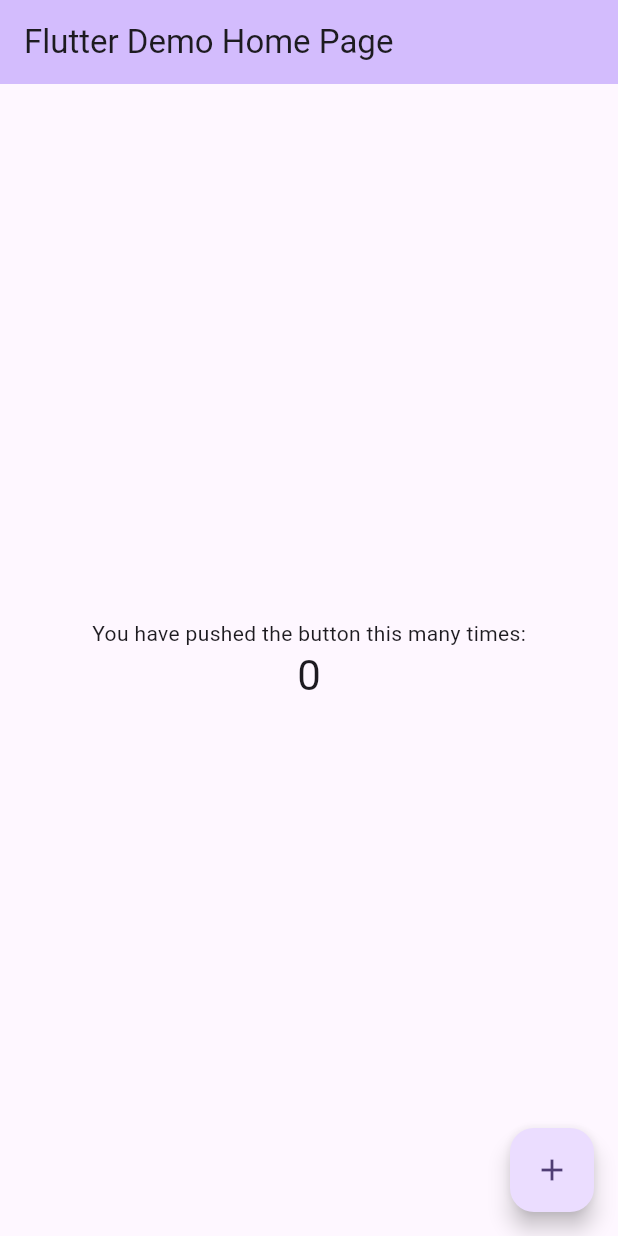
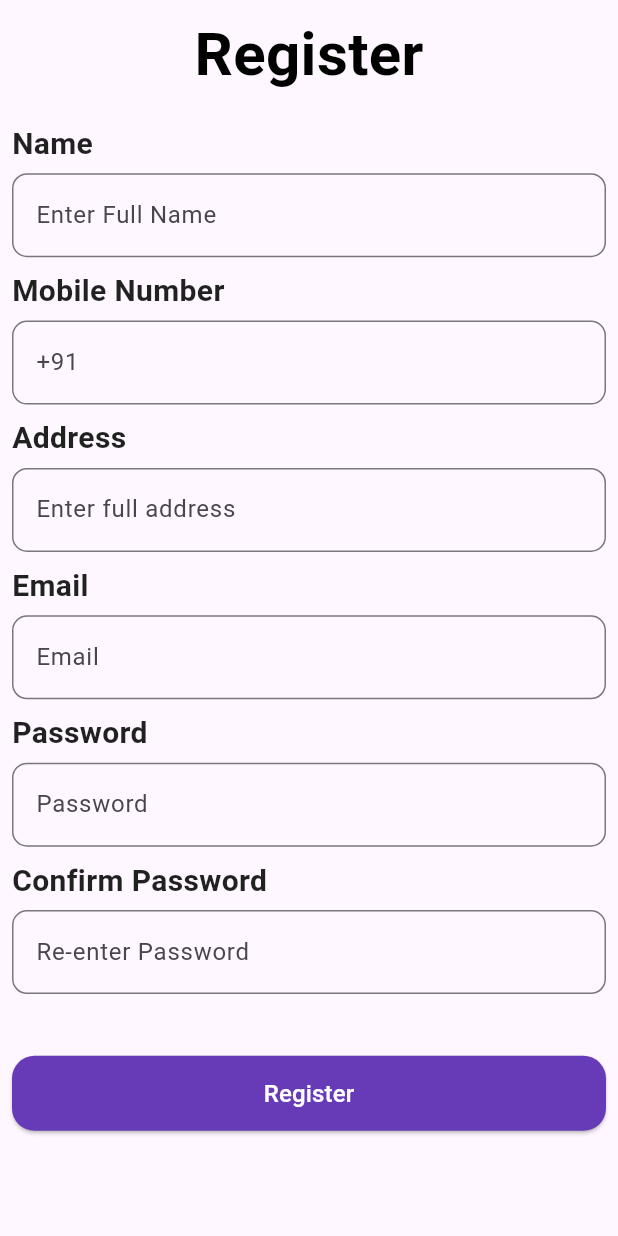
Before and after one commit to Satyajitpanda17/LegalEase, a Flutter app: the screen it shows after launch, on a phone screen of 412 x 824 dp. Run offline on Flutter 3.47's test engine with Material 3 defaults, Android fonts, the phone set to English and light mode, and no system bars; our stand-ins replace cloud_firestore, firebase_core, get; accounts and stored records are empty.

Commit message:
auth UI made

```diff
--- a/lib/core/constants/app_strings.dart
+++ b/lib/core/constants/app_strings.dart
@@ -0,0 +1,10 @@
+class AppStrings{
+  static const String welcome = 'Welcome';
+  static const String email = 'Email';
+  static const String password = 'Password';
+  static const String login = 'Log In';
+  static const String signup = 'Sign Up';
+  static const String forgotPassword = 'Forgot Password';
+  static const String register = 'Register';
+  static const String noAccount = 'Don\'t have an account ?';
+}
--- a/lib/core/widgets/custom_text_field.dart
+++ b/lib/core/widgets/custom_text_field.dart
@@ -1,6 +1,7 @@
 import 'package:flutter/material.dart';
 
 class CustomTextFormField extends StatelessWidget {
+  final String label; // Heading above the text field
   final String hintText;
   final IconData? prefixIcon;
   final IconData? suffixIcon;
@@ -12,6 +13,7 @@ class CustomTextFormField extends StatelessWidget {
 
   const CustomTextFormField({
     Key? key,
+    required this.label, // Required heading
     required this.hintText,
     this.prefixIcon,
     this.suffixIcon,
@@ -24,7 +26,20 @@ class CustomTextFormField extends StatelessWidget {
 
   @override
   Widget build(BuildContext context) {
-    return TextFormField(
+    return Column(
+      crossAxisAlignment: CrossAxisAlignment.start,
+      children: [
+        // Heading above text field
+        Text(
+          label,
+          style: TextStyle(
+            fontSize: 20,
+            fontWeight: FontWeight.bold,
+            color: Colors.black87,
+          ),
+        ),
+        SizedBox(height: 5), // Spacing between heading and text field
+        TextFormField(
           controller: controller,
           obscureText: isPassword,
           keyboardType: keyboardType,
@@ -47,6 +62,8 @@ class CustomTextFormField extends StatelessWidget {
               borderSide: BorderSide(color: Colors.blue, width: 2),
             ),
           ),
+        ),
+      ],
     );
   }
 }
--- a/lib/features/advocates/presentations/screens/lawyer_screen.dart
+++ b/lib/features/advocates/presentations/screens/lawyer_screen.dart
@@ -5,6 +5,8 @@ class LawyerScreen extends StatelessWidget {
 
   @override
   Widget build(BuildContext context) {
-    return const Placeholder();
+   return Scaffold(
+      body: Text('Lawyer Screen'),
+    );
   }
 }
--- a/lib/features/articles/presentations/screens/article_screen.dart
+++ b/lib/features/articles/presentations/screens/article_screen.dart
@@ -1,10 +1,14 @@
 import 'package:flutter/material.dart';
+import 'package:legalease/core/widgets/rating_widget.dart';
 
 class ArticleScreen extends StatelessWidget {
   const ArticleScreen({super.key});
 
   @override
   Widget build(BuildContext context) {
-    return const Placeholder();
+    return Scaffold(
+      backgroundColor: Colors.black,
+      body: RatingWidget(rating: 4,)
+    );
   }
 }
--- /dev/null
+++ b/lib/features/auth/presentations/screens/sign_up_screen.dart
@@ -0,0 +1,46 @@
+import 'package:flutter/material.dart';
+import 'package:flutter/rendering.dart';
+import 'package:legalease/core/constants/app_dimensions.dart';
+import 'package:legalease/core/constants/app_strings.dart';
+import 'package:legalease/core/widgets/custom_button.dart';
+import 'package:legalease/core/widgets/custom_text_field.dart';
+
+class SignUpScreen extends StatelessWidget {
+  SignUpScreen({super.key});
+   final TextEditingController emailController = TextEditingController();
+  final TextEditingController passwordController = TextEditingController();
+  @override
+  Widget build(BuildContext context) {
+    double height = Dimensions.screenHeight(context);
+    double width = Dimensions.screenWidth(context);
+    return Scaffold(
+      body: SingleChildScrollView(
+        scrollDirection: Axis.vertical,
+        child: Container(
+          padding: EdgeInsets.all(8),
+          child: Column(
+            mainAxisAlignment: MainAxisAlignment.center,
+            crossAxisAlignment: CrossAxisAlignment.center,
+            children: [
+              Text(AppStrings.register,style: TextStyle(fontSize: 40,fontWeight: FontWeight.bold,color: Colors.black),),
+              SizedBox(height: height*0.02,),
+              CustomTextFormField(label: 'Name', hintText: 'Enter Full Name'),
+              SizedBox(height: height/100,),
+              CustomTextFormField(label: 'Mobile Number', hintText: '+91'),
+              SizedBox(height: height/100,),
+              CustomTextFormField(label: 'Address', hintText: 'Enter full address'),
+              SizedBox(height: height/100,),
+              CustomTextFormField(label: AppStrings.email, hintText: AppStrings.email),
+              SizedBox(height: height/100,),
+              CustomTextFormField(label: AppStrings.password, hintText: AppStrings.password,isPassword: true,),
+              SizedBox(height: height/100,),
+              CustomTextFormField(label: 'Confirm Password', hintText: 'Re-enter Password',isPassword: true,),
+              SizedBox(height: height/20,),
+              CustomButton(text: AppStrings.register, onPressed: (){})
+            ],
+          ),
+        ),
+      )
+    );
+  }
+}
--- a/lib/features/home/presentations/screens/home_screen.dart
+++ b/lib/features/home/presentations/screens/home_screen.dart
@@ -5,6 +5,8 @@ class HomeScreen extends StatelessWidget {
 
   @override
   Widget build(BuildContext context) {
-    return const Placeholder();
+    return Scaffold(
+      body: Text('Home Screen'),
+    );
   }
 }
--- a/lib/features/home/presentations/widgets/bootom_nav_bar.dart
+++ b/lib/features/home/presentations/widgets/bootom_nav_bar.dart
@@ -7,7 +7,7 @@ import 'package:legalease/features/home/presentations/getx/botttom_nav_bar_contr
 import 'package:legalease/features/home/presentations/screens/home_screen.dart';
 import 'package:legalease/features/profile/presentations/screens/profile_screen.dart';
 
-class BottomNavigationBAar extends StatelessWidget {
+class BottomNavigationBarWidget extends StatelessWidget {
 final BottomNavController controller = Get.put(BottomNavController());
 final List<Widget> pages = [
     HomeScreen(),
--- a/lib/features/profile/presentations/screens/profile_screen.dart
+++ b/lib/features/profile/presentations/screens/profile_screen.dart
@@ -5,6 +5,8 @@ class ProfileScreen extends StatelessWidget {
 
   @override
   Widget build(BuildContext context) {
-    return const Placeholder();
+    return Scaffold(
+      body: Text('Profile Screen'),
+    );
   }
 }
--- a/lib/main.dart
+++ b/lib/main.dart
@@ -1,6 +1,8 @@
 import 'package:firebase_core/firebase_core.dart';
 import 'package:flutter/material.dart';
-import 'package:legalease/firebase/firestore/firestore_service.dart';
+import 'package:legalease/features/auth/presentations/screens/sign_up_screen.dart';
+import 'package:legalease/features/home/presentations/widgets/bootom_nav_bar.dart';
+//import 'package:legalease/firebase/firestore/firestore_service.dart';
 import 'package:legalease/firebase_options.dart';
 
 void main() async{
@@ -18,87 +20,13 @@ class MyApp extends StatelessWidget {
   @override
   Widget build(BuildContext context) {
     return MaterialApp(
+      debugShowCheckedModeBanner: false,
       title: 'Flutter Demo',
       theme: ThemeData(
         colorScheme: ColorScheme.fromSeed(seedColor: Colors.deepPurple),
         useMaterial3: true,
       ),
-      home: const MyHomePage(title: 'Flutter Demo Home Page'),
+      home: SignUpScreen(),
     );
   }
 }
-
-class MyHomePage extends StatefulWidget {
-  const MyHomePage({super.key, required this.title});
-
-
-  final String title;
-
-  @override
-  State<MyHomePage> createState() => _MyHomePageState();
-}
-
-class _MyHomePageState extends State<MyHomePage> {
-  int _counter = 0;
-
-  void _incrementCounter() {
-    setState(() {
-      _counter++;
-    });
-  }
-
-  @override
-  Widget build(BuildContext context) {
-    // This method is rerun every time setState is called, for instance as done
-    // by the _incrementCounter method above.
-    //
-    // The Flutter framework has been optimized to make rerunning build methods
-    // fast, so that you can just rebuild anything that needs updating rather
-    // than having to individually change instances of widgets.
-    return Scaffold(
-      appBar: AppBar(
-        // TRY THIS: Try changing the color here to a specific color (to
-        // Colors.amber, perhaps?) and trigger a hot reload to see the AppBar
-        // change color while the other colors stay the same.
-        backgroundColor: Theme.of(context).colorScheme.inversePrimary,
-        // Here we take the value from the MyHomePage object that was created by
-        // the App.build method, and use it to set our appbar title.
-        title: Text(widget.title),
-      ),
-      body: Center(
-        // Center is a layout widget. It takes a single child and positions it
-        // in the middle of the parent.
-        child: Column(
-          // Column is also a layout widget. It takes a list of children and
-          // arranges them vertically. By default, it sizes itself to fit its
-          // children horizontally, and tries to be as tall as its parent.
-          //
-          // Column has various properties to control how it sizes itself and
-          // how it positions its children. Here we use mainAxisAlignment to
-          // center the children vertically; the main axis here is the vertical
-          // axis because Columns are vertical (the cross axis would be
-          // horizontal).
-          //
-          // TRY THIS: Invoke "debug painting" (choose the "Toggle Debug Paint"
-          // action in the IDE, or press "p" in the console), to see the
-          // wireframe for each widget.
-          mainAxisAlignment: MainAxisAlignment.center,
-          children: <Widget>[
-            const Text(
-              'You have pushed the button this many times:',
-            ),
-            Text(
-              '$_counter',
-              style: Theme.of(context).textTheme.headlineMedium,
-            ),
-          ],
-        ),
-      ),
-      floatingActionButton: FloatingActionButton(
-        onPressed: _incrementCounter,
-        tooltip: 'Increment',
-        child: const Icon(Icons.add),
-      ), // This trailing comma makes auto-formatting nicer for build methods.
-    );
-  }
-}
```
Also changed, not shown: lib/core/widgets/rating_widget.dart (added, +44 -0 lines), lib/features/auth/presentations/screens/login_screen.dart (added, +49 -0 lines). Lines whose indentation alone changed are shown as unchanged.
